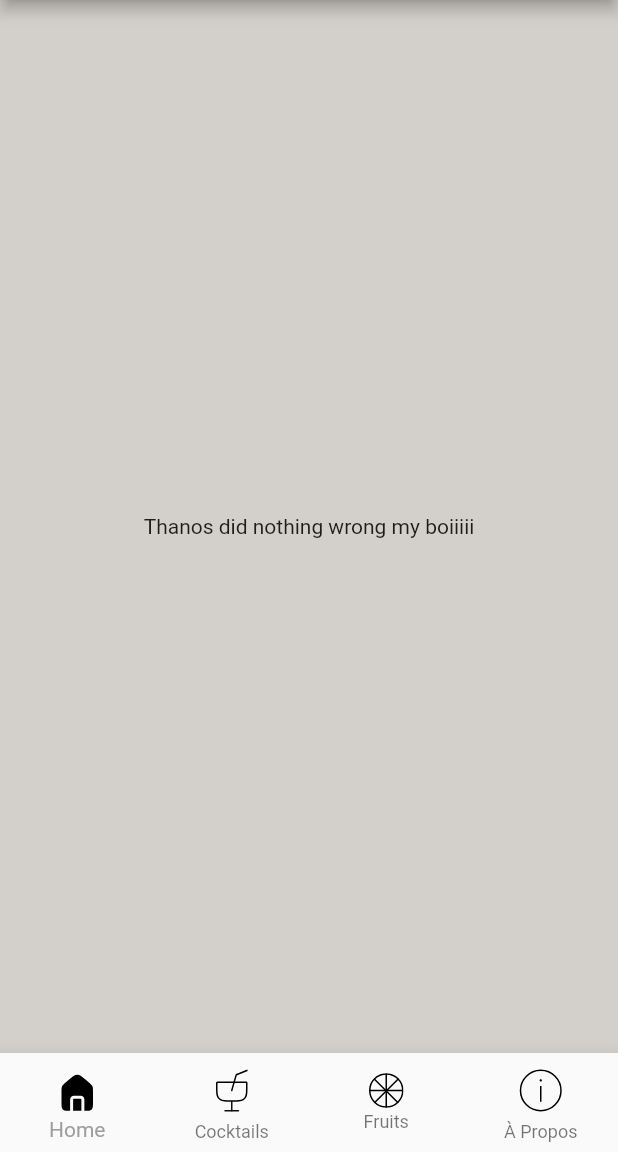
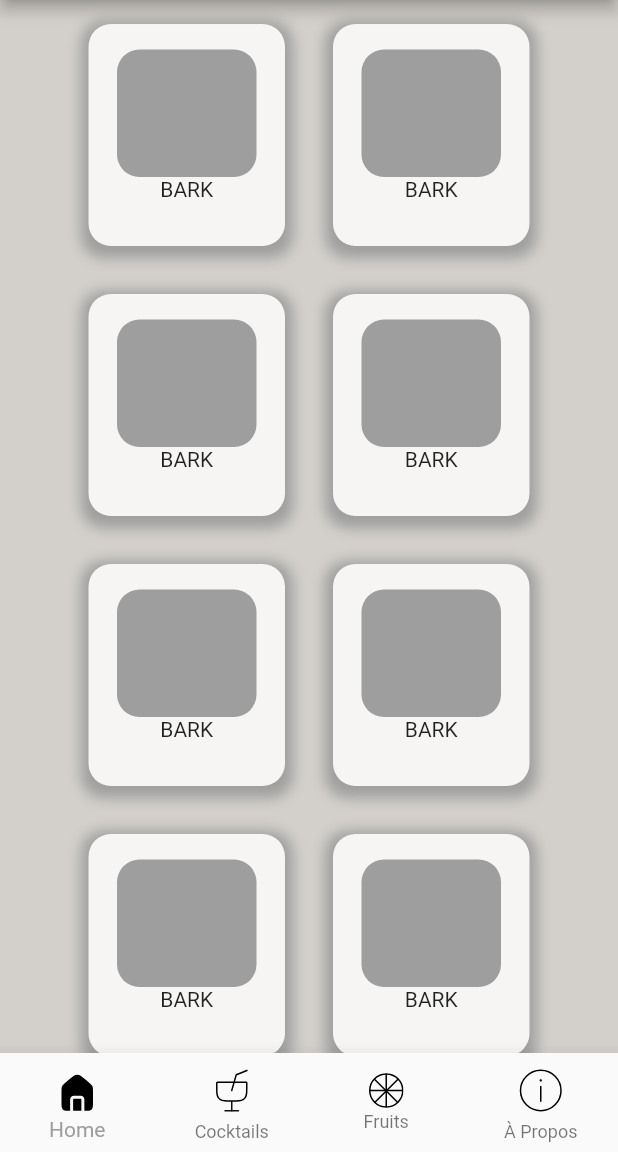
Before and after one commit to Majestyk228/flutter_project, a Flutter app: the screen it shows after launch, on a phone screen of 412 x 824 dp, the part 84-1236 px from its top. Run offline on Flutter 3.47's test engine with Material 2 defaults, Android fonts, the phone set to English and light mode, and no system bars; our stand-ins replace flutter_svg.

Commit message:
Cocktail Card started
Refactoring done on Home Screen

Cocktail card started

```diff
--- /dev/null
+++ b/lib/home.dart
@@ -0,0 +1,369 @@
+import 'package:flutter/material.dart';
+import 'package:flutter_svg/svg.dart';
+
+class Home extends StatelessWidget {
+  String title;
+  Home({Key? key, required this.title}) : super(key: key);
+
+  @override
+  Widget build(BuildContext context) {
+    return Scaffold(
+      backgroundColor: const Color(0xffD3D0CB),
+      appBar: AppBar(
+        leading: IconButton(
+          icon: SvgPicture.asset("assets/icons/back_arrow.svg"),
+          onPressed: () {
+            //Do some other shit
+          },
+        ),
+        title: Text(title),
+        titleTextStyle: Theme.of(context).textTheme.headline6,
+        centerTitle: false,
+        backgroundColor: const Color(0xffF6F5F4),
+        actions: <Widget>[
+          IconButton(
+            icon: SvgPicture.asset("assets/icons/star_light.svg"),
+            onPressed: () {
+              // do something
+            },
+          )
+        ],
+      ),
+      bottomNavigationBar: BottomNavigationBar(
+        type: BottomNavigationBarType.fixed,
+        items: [
+          BottomNavigationBarItem(
+            icon: SvgPicture.asset("assets/icons/home_light.svg"),
+            activeIcon: SvgPicture.asset("assets/icons/home_fill.svg"),
+            label: 'Home',
+          ),
+          BottomNavigationBarItem(
+            icon: SvgPicture.asset("assets/icons/drink_light.svg"),
+            activeIcon: SvgPicture.asset("assets/icons/drink_fill.svg"),
+            label: 'Cocktails',
+          ),
+          BottomNavigationBarItem(
+            icon: SvgPicture.asset("assets/icons/orange_light.svg"),
+            activeIcon: SvgPicture.asset("assets/icons/orange_fill.svg"),
+            label: 'Fruits',
+          ),
+          BottomNavigationBarItem(
+            icon: SvgPicture.asset("assets/icons/info_light.svg"),
+            activeIcon: SvgPicture.asset("assets/icons/info_fill.svg"),
+            label: 'À Propos',
+          ),
+        ],
+        elevation: 10,
+      ),
+      body: Center(
+        child: SingleChildScrollView(
+          scrollDirection: Axis.vertical,
+          child: Wrap(
+            //scrollDirection: Axis.vertical,
+            //mainAxisAlignment: MainAxisAlignment.center,
+            children: <Widget>[
+              Padding(
+                padding: const EdgeInsets.all(16.0),
+                child: Container(
+                  child: Column(
+                    children: [
+                      Padding(
+                        //padding: const EdgeInsets.all(8.0),
+                        padding: const EdgeInsets.only(top: 17),
+                        child: Container(
+                          height: 85,
+                          width: 93,
+                          decoration: const BoxDecoration(
+                            color: Colors.grey,
+                            borderRadius: BorderRadius.all(Radius.circular(15)),
+                          ),
+                        ),
+                      ),
+                      const Text("BARK"),
+                    ],
+                  ),
+                  width: 131,
+                  height: 148,
+                  decoration: const BoxDecoration(
+                    boxShadow: [
+                      BoxShadow(
+                        color: Colors.grey,
+                        spreadRadius: 5,
+                        blurRadius: 7,
+                        offset: Offset(0, 3),
+                      ),
+                    ],
+                    color: Color(0xffF6F5F4),
+                    borderRadius: BorderRadius.all(Radius.circular(15)),
+                  ),
+                ),
+              ),
+
+
+
+//répétion pour tester le wrap
+              Padding(
+                padding: const EdgeInsets.all(16.0),
+                child: Container(
+                  child: Column(
+                    children: [
+                      Padding(
+                        //padding: const EdgeInsets.all(8.0),
+                        padding: const EdgeInsets.only(top: 17),
+                        child: Container(
+                          height: 85,
+                          width: 93,
+                          decoration: const BoxDecoration(
+                            color: Colors.grey,
+                            borderRadius: BorderRadius.all(Radius.circular(15)),
+                          ),
+                        ),
+                      ),
+                      const Text("BARK"),
+                    ],
+                  ),
+                  width: 131,
+                  height: 148,
+                  decoration: const BoxDecoration(
+                    boxShadow: [
+                      BoxShadow(
+                        color: Colors.grey,
+                        spreadRadius: 5,
+                        blurRadius: 7,
+                        offset: Offset(0, 3),
+                      ),
+                    ],
+                    color: Color(0xffF6F5F4),
+                    borderRadius: BorderRadius.all(Radius.circular(15)),
+                  ),
+                ),
+              ),
+
+              Padding(
+                padding: const EdgeInsets.all(16.0),
+                child: Container(
+                  child: Column(
+                    children: [
+                      Padding(
+                        //padding: const EdgeInsets.all(8.0),
+                        padding: const EdgeInsets.only(top: 17),
+                        child: Container(
+                          height: 85,
+                          width: 93,
+                          decoration: const BoxDecoration(
+                            color: Colors.grey,
+                            borderRadius: BorderRadius.all(Radius.circular(15)),
+                          ),
+                        ),
+                      ),
+                      const Text("BARK"),
+                    ],
+                  ),
+                  width: 131,
+                  height: 148,
+                  decoration: const BoxDecoration(
+                    boxShadow: [
+                      BoxShadow(
+                        color: Colors.grey,
+                        spreadRadius: 5,
+                        blurRadius: 7,
+                        offset: Offset(0, 3),
+                      ),
+                    ],
+                    color: Color(0xffF6F5F4),
+                    borderRadius: BorderRadius.all(Radius.circular(15)),
+                  ),
+                ),
+              ),
+
+              Padding(
+                padding: const EdgeInsets.all(16.0),
+                child: Container(
+                  child: Column(
+                    children: [
+                      Padding(
+                        //padding: const EdgeInsets.all(8.0),
+                        padding: const EdgeInsets.only(top: 17),
+                        child: Container(
+                          height: 85,
+                          width: 93,
+                          decoration: const BoxDecoration(
+                            color: Colors.grey,
+                            borderRadius: BorderRadius.all(Radius.circular(15)),
+                          ),
+                        ),
+                      ),
+                      const Text("BARK"),
+                    ],
+                  ),
+                  width: 131,
+                  height: 148,
+                  decoration: const BoxDecoration(
+                    boxShadow: [
+                      BoxShadow(
+                        color: Colors.grey,
+                        spreadRadius: 5,
+                        blurRadius: 7,
+                        offset: Offset(0, 3),
+                      ),
+                    ],
+                    color: Color(0xffF6F5F4),
+                    borderRadius: BorderRadius.all(Radius.circular(15)),
+                  ),
+                ),
+              ),
+
+              Padding(
+                padding: const EdgeInsets.all(16.0),
+                child: Container(
+                  child: Column(
+                    children: [
+                      Padding(
+                        //padding: const EdgeInsets.all(8.0),
+                        padding: const EdgeInsets.only(top: 17),
+                        child: Container(
+                          height: 85,
+                          width: 93,
+                          decoration: const BoxDecoration(
+                            color: Colors.grey,
+                            borderRadius: BorderRadius.all(Radius.circular(15)),
+                          ),
+                        ),
+                      ),
+                      const Text("BARK"),
+                    ],
+                  ),
+                  width: 131,
+                  height: 148,
+                  decoration: const BoxDecoration(
+                    boxShadow: [
+                      BoxShadow(
+                        color: Colors.grey,
+                        spreadRadius: 5,
+                        blurRadius: 7,
+                        offset: Offset(0, 3),
+                      ),
+                    ],
+                    color: Color(0xffF6F5F4),
+                    borderRadius: BorderRadius.all(Radius.circular(15)),
+                  ),
+                ),
+              ),
+
+              Padding(
+                padding: const EdgeInsets.all(16.0),
+                child: Container(
+                  child: Column(
+                    children: [
+                      Padding(
+                        //padding: const EdgeInsets.all(8.0),
+                        padding: const EdgeInsets.only(top: 17),
+                        child: Container(
+                          height: 85,
+                          width: 93,
+                          decoration: const BoxDecoration(
+                            color: Colors.grey,
+                            borderRadius: BorderRadius.all(Radius.circular(15)),
+                          ),
+                        ),
+                      ),
+                      const Text("BARK"),
+                    ],
+                  ),
+                  width: 131,
+                  height: 148,
+                  decoration: const BoxDecoration(
+                    boxShadow: [
+                      BoxShadow(
+                        color: Colors.grey,
+                        spreadRadius: 5,
+                        blurRadius: 7,
+                        offset: Offset(0, 3),
+                      ),
+                    ],
+                    color: Color(0xffF6F5F4),
+                    borderRadius: BorderRadius.all(Radius.circular(15)),
+                  ),
+                ),
+              ),
+
+              Padding(
+                padding: const EdgeInsets.all(16.0),
+                child: Container(
+                  child: Column(
+                    children: [
+                      Padding(
+                        //padding: const EdgeInsets.all(8.0),
+                        padding: const EdgeInsets.only(top: 17),
+                        child: Container(
+                          height: 85,
+                          width: 93,
+                          decoration: const BoxDecoration(
+                            color: Colors.grey,
+                            borderRadius: BorderRadius.all(Radius.circular(15)),
+                          ),
+                        ),
+                      ),
+                      const Text("BARK"),
+                    ],
+                  ),
+                  width: 131,
+                  height: 148,
+                  decoration: const BoxDecoration(
+                    boxShadow: [
+                      BoxShadow(
+                        color: Colors.grey,
+                        spreadRadius: 5,
+                        blurRadius: 7,
+                        offset: Offset(0, 3),
+                      ),
+                    ],
+                    color: Color(0xffF6F5F4),
+                    borderRadius: BorderRadius.all(Radius.circular(15)),
+                  ),
+                ),
+              ),
+
+              Padding(
+                padding: const EdgeInsets.all(16.0),
+                child: Container(
+                  child: Column(
+                    children: [
+                      Padding(
+                        //padding: const EdgeInsets.all(8.0),
+                        padding: const EdgeInsets.only(top: 17),
+                        child: Container(
+                          height: 85,
+                          width: 93,
+                          decoration: const BoxDecoration(
+                            color: Colors.grey,
+                            borderRadius: BorderRadius.all(Radius.circular(15)),
+                          ),
+                        ),
+                      ),
+                      const Text("BARK"),
+                    ],
+                  ),
+                  width: 131,
+                  height: 148,
+                  decoration: const BoxDecoration(
+                    boxShadow: [
+                      BoxShadow(
+                        color: Colors.grey,
+                        spreadRadius: 5,
+                        blurRadius: 7,
+                        offset: Offset(0, 3),
+                      ),
+                    ],
+                    color: Color(0xffF6F5F4),
+                    borderRadius: BorderRadius.all(Radius.circular(15)),
+                  ),
+                ),
+              ),
+            ],
+          ),
+        ),
+      ),
+    );
+  }
+}
--- a/lib/main.dart
+++ b/lib/main.dart
@@ -1,5 +1,7 @@
 import 'package:flutter/material.dart';
 import 'package:flutter_svg/flutter_svg.dart';
+
+import 'home.dart';
 
 void main() {
   runApp(const MyApp());
@@ -35,98 +37,7 @@ class MyApp extends StatelessWidget {
   }
 }
 
-/*theme: ThemeData(
-        primarySwatch: Colors.grey,
-        primaryTextTheme: const TextTheme(
-          headline6: TextStyle(color: Colors.white),
-        ),
-      ),
-    );*/
 
-/*class MyHomePage extends StatefulWidget {
-  const MyHomePage({Key? key, required this.title}) : super(key: key);
-
-  // This widget is the home page of your application. It is stateful, meaning
-  // that it has a State object (defined below) that contains fields that affect
-  // how it looks.
-
-  // This class is the configuration for the state. It holds the values (in this
-  // case the title) provided by the parent (in this case the App widget) and
-  // used by the build method of the State. Fields in a Widget subclass are
-  // always marked "final".
-
-  final String title;
-
-  @override
-  State<MyHomePage> createState() => _MyHomePageState();
-}
-
-class _MyHomePageState extends State<MyHomePage> {
-  int _counter = 0;
-
-  void _incrementCounter() {
-    setState(() {
-      // This call to setState tells the Flutter framework that something has
-      // changed in this State, which causes it to rerun the build method below
-      // so that the display can reflect the updated values. If we changed
-      // _counter without calling setState(), then the build method would not be
-      // called again, and so nothing would appear to happen.
-      _counter++;
-    });
-  }
-
-  @override
-  Widget build(BuildContext context) {
-    // This method is rerun every time setState is called, for instance as done
-    // by the _incrementCounter method above.
-    //
-    // The Flutter framework has been optimized to make rerunning build methods
-    // fast, so that you can just rebuild anything that needs updating rather
-    // than having to individually change instances of widgets.
-    return Scaffold(
-      appBar: AppBar(
-        // Here we take the value from the MyHomePage object that was created by
-        // the App.build method, and use it to set our appbar title.
-        title: Text(widget.title),
-      ),
-      body: Center(
-        // Center is a layout widget. It takes a single child and positions it
-        // in the middle of the parent.
-        child: Column(
-          // Column is also a layout widget. It takes a list of children and
-          // arranges them vertically. By default, it sizes itself to fit its
-          // children horizontally, and tries to be as tall as its parent.
-          //
-          // Invoke "debug painting" (press "p" in the console, choose the
-          // "Toggle Debug Paint" action from the Flutter Inspector in Android
-          // Studio, or the "Toggle Debug Paint" command in Visual Studio Code)
-          // to see the wireframe for each widget.
-          //
-          // Column has various properties to control how it sizes itself and
-          // how it positions its children. Here we use mainAxisAlignment to
-          // center the children vertically; the main axis here is the vertical
-          // axis because Columns are vertical (the cross axis would be
-          // horizontal).
-          mainAxisAlignment: MainAxisAlignment.center,
-          children: <Widget>[
-            const Text(
-              'You have pushed the button this many times:',
-            ),
-            Text(
-              '$_counter',
-              style: Theme.of(context).textTheme.headline4,
-            ),
-          ],
-        ),
-      ),
-      floatingActionButton: FloatingActionButton(
-        onPressed: _incrementCounter,
-        tooltip: 'Increment',
-        child: const Icon(Icons.add),
-      ), // This trailing comma makes auto-formatting nicer for build methods.
-    );
-  }
-}*/
 
 class MyHomePage extends StatelessWidget {
   const MyHomePage({Key? key, required this.title}) : super(key: key);
@@ -135,64 +46,6 @@ class MyHomePage extends StatelessWidget {
 
   @override
   Widget build(BuildContext context) {
-    return Scaffold(
-      backgroundColor: const Color(0xffD3D0CB),
-      appBar: AppBar(
-        leading: IconButton(
-          icon: SvgPicture.asset("assets/icons/back_arrow.svg"),
-          onPressed: () {
-            print("hehe");
-          },
-        ),
-        title: Text(title),
-        titleTextStyle: Theme.of(context).textTheme.headline6,
-        centerTitle: false,
-        backgroundColor: const Color(0xffF6F5F4),
-        actions: <Widget>[
-          IconButton(
-            icon: SvgPicture.asset("assets/icons/star_light.svg"),
-            onPressed: () {
-              // do something
-            },
-          )
-        ],
-      ),
-      bottomNavigationBar: BottomNavigationBar(
-        type: BottomNavigationBarType.fixed,
-        items: [
-          BottomNavigationBarItem(
-            icon: SvgPicture.asset("assets/icons/home_light.svg"),
-            activeIcon: SvgPicture.asset("assets/icons/home_fill.svg"),
-            label: 'Home',
-          ),
-          BottomNavigationBarItem(
-            icon: SvgPicture.asset("assets/icons/drink_light.svg"),
-            activeIcon: SvgPicture.asset("assets/icons/drink_fill.svg"),
-            label: 'Cocktails',
-          ),
-          BottomNavigationBarItem(
-            icon: SvgPicture.asset("assets/icons/orange_light.svg"),
-            activeIcon: SvgPicture.asset("assets/icons/orange_fill.svg"),
-            label: 'Fruits',
-          ),
-          BottomNavigationBarItem(
-            icon: SvgPicture.asset("assets/icons/info_light.svg"),
-            activeIcon: SvgPicture.asset("assets/icons/info_fill.svg"),
-            label: 'À Propos',
-          ),
-        ],
-        elevation: 10,
-      ),
-      body: Center(
-        child: Column(
-          mainAxisAlignment: MainAxisAlignment.center,
-          children: const <Widget>[
-            Text(
-              'Thanos did nothing wrong my boiiiii',
-            ),
-          ],
-        ),
-      ),
-    );
+    return Home(title: title,);
   }
 }
```
